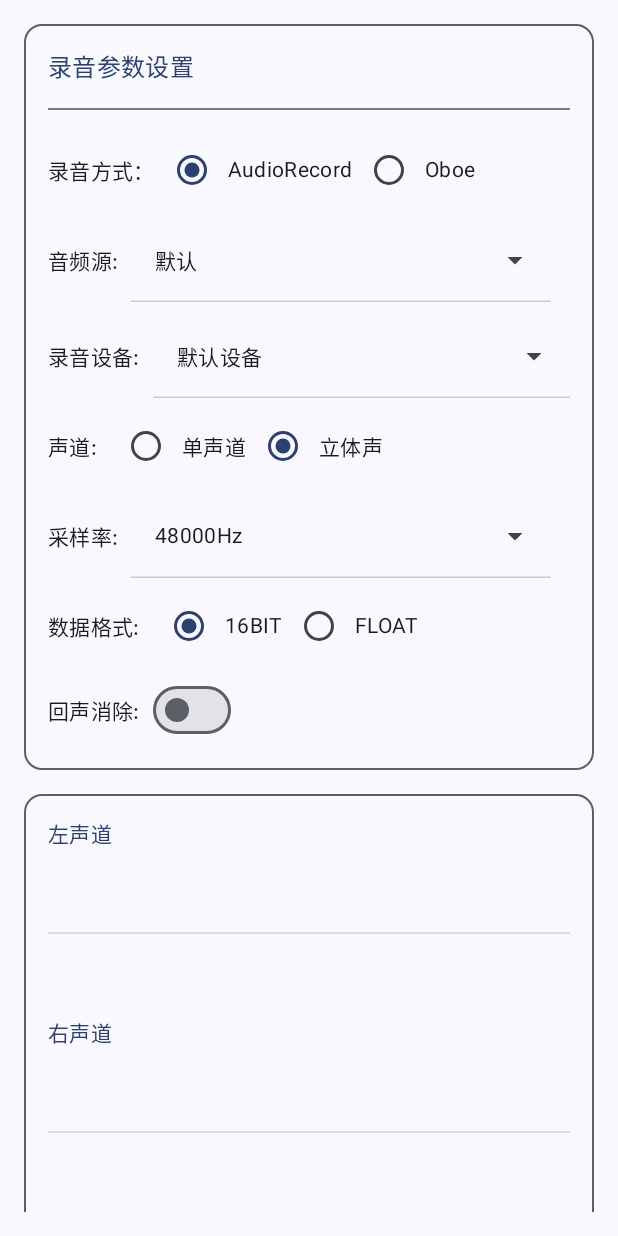
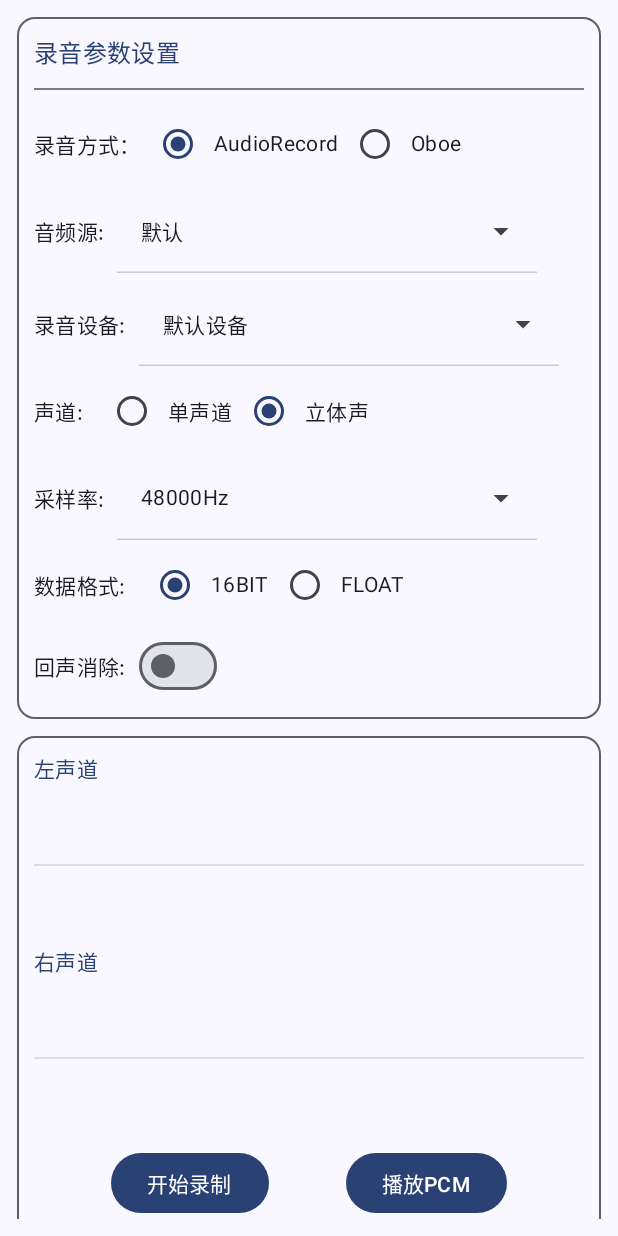
Before and after one commit to jianyongren/AndroidAudioRecordDemo, an Android app built with Jetpack Compose: the screen it shows after launch (MainActivity), on a phone screen of 412 x 824 dp. Run offline under Robolectric (Android 15) with nearby library versions, the phone set to English and light mode, and no system bars; 1 statement that could not run was skipped.

Commit message:
减小垂直方向控件之间的间距是布局更加紧凑

```diff
--- a/app/src/main/java/me/rjy/oboe/record/demo/MainActivity.kt
+++ b/app/src/main/java/me/rjy/oboe/record/demo/MainActivity.kt
@@ -97,10 +97,10 @@ class MainActivity : ComponentActivity() {
                     modifier = Modifier.fillMaxSize(), color = MaterialTheme.colorScheme.background
                 ) {
                     Column(
-                        verticalArrangement = Arrangement.spacedBy(16.dp),
+                        verticalArrangement = Arrangement.spacedBy(11.dp),
                         horizontalAlignment = Alignment.CenterHorizontally,
                         modifier = Modifier
-                            .padding(16.dp)
+                            .padding(11.dp)
                             .verticalScroll(rememberScrollState())
                     ) {
                         // 录音参数控制部分
@@ -111,8 +111,8 @@ class MainActivity : ComponentActivity() {
                             color = MaterialTheme.colorScheme.surface
                         ) {
                             Column(
-                                modifier = Modifier.padding(16.dp),
-                                verticalArrangement = Arrangement.spacedBy(8.dp)
+                                modifier = Modifier.padding(11.dp),
+                                verticalArrangement = Arrangement.spacedBy(6.dp)
                             ) {
                                 Text(
                                     text = "录音参数设置",
@@ -120,7 +120,7 @@ class MainActivity : ComponentActivity() {
                                     color = MaterialTheme.colorScheme.primary
                                 )
 
-                                Divider(modifier = Modifier.padding(vertical = 8.dp))
+                                Divider(modifier = Modifier.padding(vertical = 6.dp))
 
                                 val configuration = LocalConfiguration.current
                                 if (configuration.orientation == Configuration.ORIENTATION_LANDSCAPE) {
@@ -132,7 +132,7 @@ class MainActivity : ComponentActivity() {
                                         // 左列
                                         Column(
                                             modifier = Modifier.weight(1f),
-                                            verticalArrangement = Arrangement.spacedBy(8.dp)
+                                            verticalArrangement = Arrangement.spacedBy(6.dp)
                                         ) {
                                             // 录音方式设置
                                             RecordMethodSection(viewModel)
@@ -145,7 +145,7 @@ class MainActivity : ComponentActivity() {
                                         // 右列
                                         Column(
                                             modifier = Modifier.weight(1f),
-                                            verticalArrangement = Arrangement.spacedBy(8.dp)
+                                            verticalArrangement = Arrangement.spacedBy(6.dp)
                                         ) {
                                             // 声道设置
                                             ChannelSection(viewModel)
@@ -161,7 +161,7 @@ class MainActivity : ComponentActivity() {
                                     // 竖屏布局：单列
                                     Column(
                                         modifier = Modifier.fillMaxWidth(),
-                                        verticalArrangement = Arrangement.spacedBy(8.dp)
+                                        verticalArrangement = Arrangement.spacedBy(6.dp)
                                     ) {
                                         // 录音方式设置
                                         RecordMethodSection(viewModel)
@@ -195,13 +195,13 @@ class MainActivity : ComponentActivity() {
                             color = MaterialTheme.colorScheme.surface
                         ) {
                             Column(
-                                modifier = Modifier.padding(16.dp),
-                                verticalArrangement = Arrangement.spacedBy(16.dp)
+                                modifier = Modifier.padding(11.dp),
+                                verticalArrangement = Arrangement.spacedBy(11.dp)
                             ) {
                                 if (viewModel.isStereo.value) {
                                     // 立体声模式：显示两个波形图
                                     Column(
-                                        verticalArrangement = Arrangement.spacedBy(8.dp)
+                                        verticalArrangement = Arrangement.spacedBy(6.dp)
                                     ) {
                                         // 左声道波形
                                         Text(
@@ -300,7 +300,7 @@ class MainActivity : ComponentActivity() {
                                 color = MaterialTheme.colorScheme.surface
                             ) {
                                 Column(
-                                    modifier = Modifier.padding(16.dp)
+                                    modifier = Modifier.padding(11.dp)
                                 ) {
                                     Row(
                                         modifier = Modifier.fillMaxWidth(),
@@ -316,7 +316,7 @@ class MainActivity : ComponentActivity() {
                                             Text(
                                                 text = path,
                                                 style = MaterialTheme.typography.bodyMedium,
-                                                modifier = Modifier.padding(top = 4.dp)
+                                                modifier = Modifier.padding(top = 3.dp)
                                             )
                                         }
                                         IconButton(onClick = {
```
